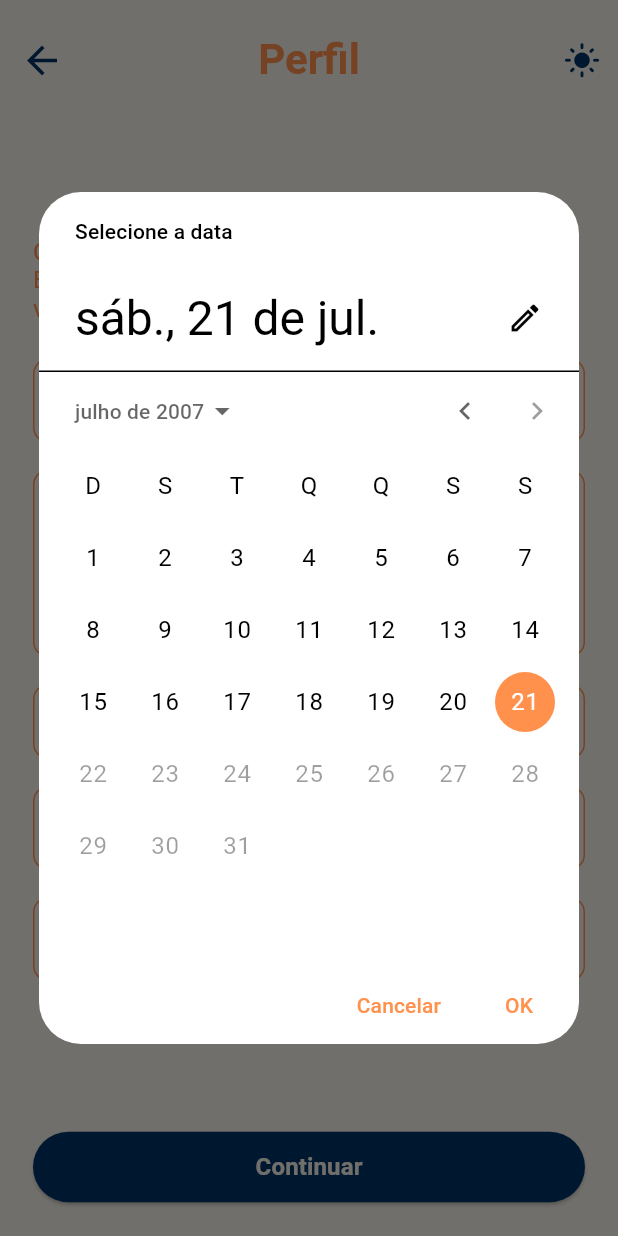
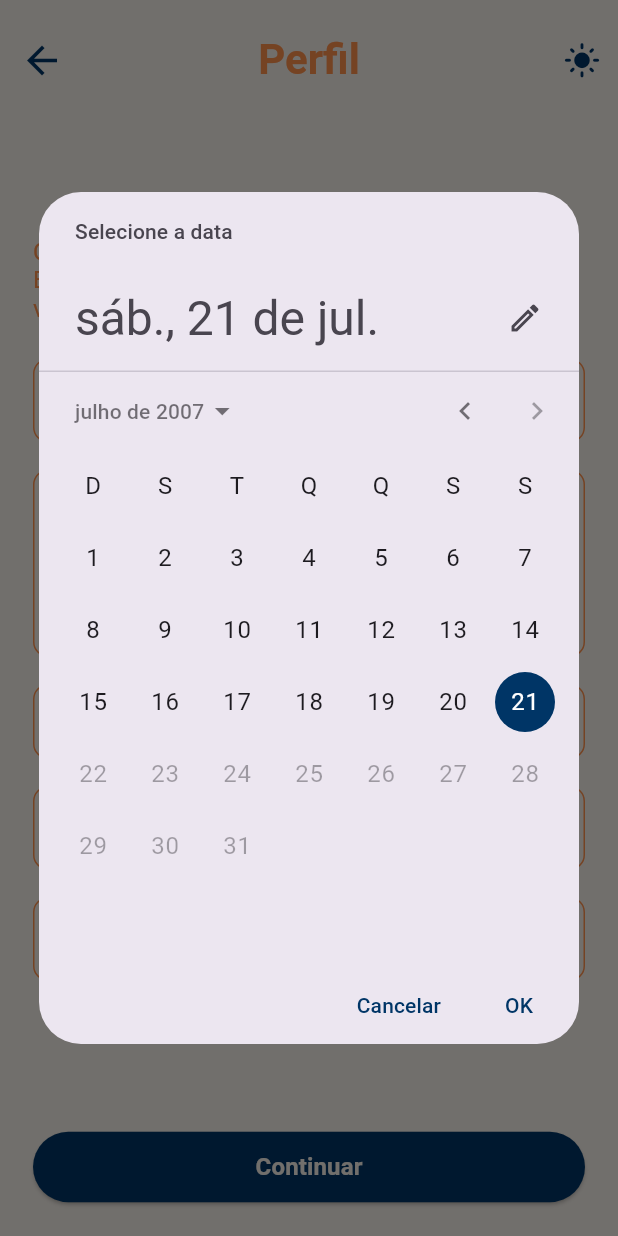
Before and after one commit to Reinertjg/Horizone_app, a Flutter app: the ProfileSetUpScreen screen opened by its route, after a tap on "Data de nascimento", on a phone screen of 412 x 824 dp. Run offline on Flutter 3.47's test engine with Material 3 defaults, Android fonts, the phone set to English and light mode, and no system bars; our stand-ins replace shared_preferences, sqflite; accounts and stored records are empty.

Commit message:
feat(profilesetup): integrate validation for profile form fields
- Implement validation logic in `ProfileformProvider` for name, bio, date of birth, gender, and job title.
- Update `DatePickerTextFormField` to use `FormField` for validation and display error messages.
- Add `validator` and `controller` parameters to `OrangeTextBoxForm` for validation.
- Apply validation rules to respective fields in `ProfileSetupScreen`.

```diff
--- a/horizone_app/lib/presentation/pages/profilesetup_screen.dart
+++ b/horizone_app/lib/presentation/pages/profilesetup_screen.dart
@@ -46,10 +46,13 @@ class ProfileSetUpScreen extends StatelessWidget {
                     nameButton: S.of(context).bio,
                     hintText: S.of(context).bioDescription,
                     icon: Icons.info_outline,
+                    controller: formProvider.bioController,
+                    validator: formProvider.validateBio,
                   ),
                   const SizedBox(height: 18),
                   DatePickerTextFormField(
                     nameButton: S.of(context).dateOfBirth,
+                    validator: formProvider.validateDateOfBirth,
                   ),
                   const SizedBox(height: 18),
                   OrangeTextForm(
--- a/horizone_app/lib/presentation/state/profileform_provider.dart
+++ b/horizone_app/lib/presentation/state/profileform_provider.dart
@@ -29,41 +29,41 @@ class ProfileFormProvider extends ChangeNotifier {
 
   String? validateName(String? value) {
     if (value == null || value.isEmpty){
-      return 'Nome e obrigatorio';
+      return S.current.nameRequired;
     }
     if (value.length < 3) {
-      return 'Nome deve ter pelo menos 3 caracteres';
+      return S.current.nameTooShort;
     }
     return null;
   }
 
   String? validateBio(String? value) {
     if (value == null || value.isEmpty){
-      return 'Biografia e obrigatorio';
+      return S.current.bioRequired;
     }
     if (value.length < 10) {
-      return 'A biografia deve ter pelo menos 10 caracteres.';
+      return S.current.bioTooShort;
     }
     return null;
   }
 
   String? validateDateOfBirth(String? value) {
     if (value == null || value.isEmpty) {
-      return 'A data de nascimento é obrigatória.';
+      return S.current.dateOfBirthRequired;
     }
     return null;
   }
 
   String? validateGender(String? value) {
     if (value == null || value.isEmpty) {
-      return 'O gênero é obrigatório.';
+      return S.current.genderRequired;
     }
     return null;
   }
 
   String? validateJobTitle(String? value) {
     if (value == null || value.isEmpty) {
-      return 'O título de trabalho é obrigatório.';
+      return S.current.jobTitleRequired;
     }
     return null;
   }
--- a/horizone_app/lib/presentation/widgets/date_picker_text_form_field.dart
+++ b/horizone_app/lib/presentation/widgets/date_picker_text_form_field.dart
@@ -1,57 +1,117 @@
 import 'package:flutter/material.dart';
 
+import '../../generated/l10n.dart';
+
 class DatePickerTextFormField extends StatefulWidget {
-  const DatePickerTextFormField({required this.nameButton, super.key});
+  const DatePickerTextFormField({
+    super.key,
+    required this.validator,
+    required this.nameButton,
+  });
 
   final String nameButton;
+  final String? Function(String?) validator;
 
   @override
-  State<DatePickerTextFormField> createState() => _DatePickerTextFormFieldState();
+  State<DatePickerTextFormField> createState() =>
+      _DatePickerTextFormFieldState();
 }
 
 class _DatePickerTextFormFieldState extends State<DatePickerTextFormField> {
   DateTime? selectedDate;
 
+  // This method is called when the user taps on the date picker.
   Future<void> _selectDate() async {
     final DateTime? picked = await showDatePicker(
       context: context,
       initialDate: DateTime.now().subtract(const Duration(days: 365 * 18)),
       firstDate: DateTime(1900),
       lastDate: DateTime.now().subtract(const Duration(days: 365 * 18)),
-      builder: (context, child) => Theme(
-        data: ThemeData.light().copyWith(
-          colorScheme: ColorScheme.light(primary: Theme.of(context).hintColor),
+
+      builder: (context, child) {
+        final currentTheme = Theme.of(context);
+        return Theme(
+          data: currentTheme.copyWith(
+            colorScheme: currentTheme.colorScheme.copyWith(
+              primary: currentTheme.primaryColor,
+              onPrimary: currentTheme.colorScheme.onPrimary,
+              surface: currentTheme.scaffoldBackgroundColor,
+              onSurface: currentTheme.textTheme.bodyLarge?.color,
+            ),
+            dialogTheme: DialogThemeData(
+              backgroundColor: currentTheme.scaffoldBackgroundColor,
+            ),
           ),
           child: child!,
-      ),
+        );
+      },
     );
     if (picked != null) setState(() => selectedDate = picked);
   }
 
   @override
   Widget build(BuildContext context) {
-    return GestureDetector(
+    return FormField<String>(
+      validator: widget.validator,
+      builder: (field) {
+        return Column(
+          crossAxisAlignment: CrossAxisAlignment.stretch,
+          children: [
+            GestureDetector(
               onTap: _selectDate,
               child: Container(
                 height: 50,
                 padding: const EdgeInsets.symmetric(horizontal: 7),
                 decoration: BoxDecoration(
                   borderRadius: BorderRadius.circular(10),
-          border: Border.all(color: Theme.of(context).hintColor),
+                  border: Border.all(color: Theme
+                      .of(context)
+                      .hintColor),
                 ),
                 child: Row(
                   children: [
-            Icon(Icons.date_range_outlined, color: Theme.of(context).hintColor, size: 20),
+                    Icon(
+                      Icons.date_range_outlined,
+                      color: Theme
+                          .of(context)
+                          .hintColor,
+                      size: 20,
+                    ),
                     const SizedBox(width: 10),
                     Text(
                       selectedDate != null
-                  ? '${selectedDate!.day}/${selectedDate!.month}/${selectedDate!.year}'
+                          ? '${selectedDate!.day}/${selectedDate!
+                          .month}/${selectedDate!.year}'
                           : widget.nameButton,
-              style: TextStyle(color: Theme.of(context).primaryColor, fontSize: 16),
+                      style: TextStyle(
+                        color: Theme
+                            .of(context)
+                            .primaryColor,
+                        fontSize: 16,
+                      ),
                     ),
                   ],
                 ),
               ),
+            ),
+            const SizedBox(width: 10),
+            if (field.hasError)
+              Padding(
+                padding: const EdgeInsets.only(top: 4, left: 13),
+                child: Text(
+                  field.errorText ?? '',
+                  style: TextStyle(
+                    color: Theme
+                        .of(context)
+                        .colorScheme
+                        .error,
+                    fontSize: 12,
+                  ),
+                ),
+              ),
+          ],
+        );
+      },
     );
   }
 }
--- a/horizone_app/lib/presentation/widgets/orange_text_box_form.dart
+++ b/horizone_app/lib/presentation/widgets/orange_text_box_form.dart
@@ -5,18 +5,24 @@ class OrangeTextBoxForm extends StatelessWidget {
     required this.hintText,
     required this.nameButton,
     required this.icon,
+    required this.controller,
+    this.validator,
     super.key,
   });
 
   final String nameButton;
   final String hintText;
   final IconData icon;
+  final TextEditingController controller;
+  final String? Function(String?)? validator;
 
   @override
   Widget build(BuildContext context) {
     return SizedBox(
       height: 125,
       child: TextFormField(
+        controller: controller,
+        validator: validator,
         maxLines: null,
         expands: true,
         keyboardType: TextInputType.multiline,
@@ -35,6 +41,14 @@ class OrangeTextBoxForm extends StatelessWidget {
             borderRadius: BorderRadius.circular(10),
             borderSide: BorderSide(color: Theme.of(context).hintColor),
           ),
+          errorBorder: OutlineInputBorder(
+            borderRadius: BorderRadius.circular(10),
+            borderSide: BorderSide(color: Theme.of(context).hintColor),
+          ),
+          focusedErrorBorder: OutlineInputBorder(
+            borderRadius: BorderRadius.circular(10),
+            borderSide: BorderSide(color: Theme.of(context).hintColor),
+          ),
         ),
       ),
     );
--- a/horizone_app/lib/presentation/widgets/orange_text_form.dart
+++ b/horizone_app/lib/presentation/widgets/orange_text_form.dart
@@ -4,9 +4,9 @@ class OrangeTextForm extends StatelessWidget {
   const OrangeTextForm({
     required this.nameButton,
     required this.icon,
-    super.key,
     required this.controller,
     this.validator,
+    super.key,
   });
 
   final String nameButton;
```
Lines whose indentation alone changed are shown as unchanged.
